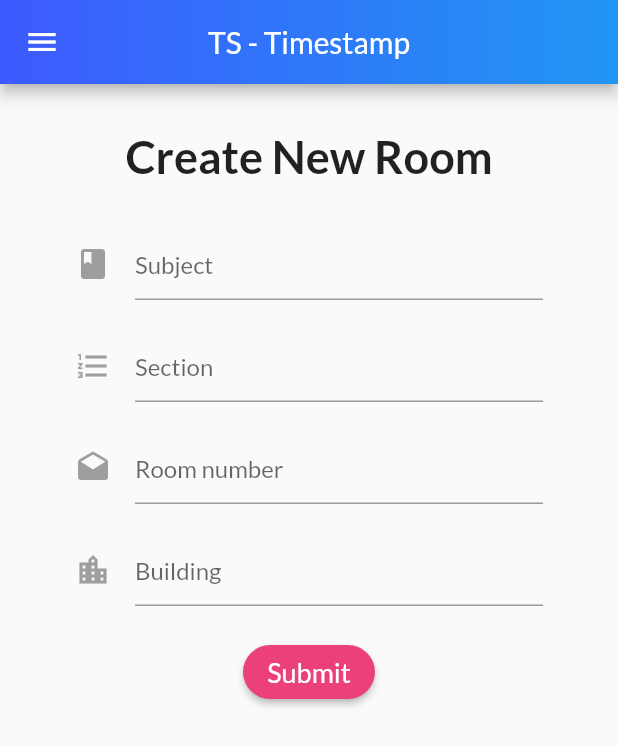
After one commit to bbun0639/Flutter_timestamp, a Flutter app: the FirstPageState screen opened by its route, in the side drawer, after a tap on "Submit", on a phone screen of 412 x 824 dp. The commit adds this screen. Shown: the top 746 px of the screen. Run offline on Flutter 3.47's test engine with Material 2 defaults, Android fonts, the phone set to English and light mode, and no system bars; our stand-ins replace flutter_datetime_picker, shared_preferences; accounts and stored records are empty.

Commit message:
Create room screen

```diff
--- a/lib/main.dart
+++ b/lib/main.dart
@@ -9,6 +9,7 @@ import './screens/room_detail_screen.dart'; //want to provide data here
 import './screens/sign_up_screen.dart';
 import './screens/sign_in_screen.dart';
 import './screens/first_page_screen.dart';
+import './screens/create_room_screen.dart';
 
 void main() => runApp(MyApp());
 
@@ -36,6 +37,7 @@ class MyApp extends StatelessWidget {
           SignInState.routeName: (ctx) => SignInState(),
           SignUpState.routeName: (ctx) => SignUpState(),
           FirstPageState.routeName: (ctx) => FirstPageState(),
+          CreateRoom.routeName: (ctx) => CreateRoom(),
         },
         debugShowCheckedModeBanner: false,
       ),
--- /dev/null
+++ b/lib/screens/create_room_screen.dart
@@ -0,0 +1,143 @@
+import 'package:flutter/material.dart';
+import 'package:flutter_appgit/widgets/app_drawer.dart';
+import 'package:flutter_datetime_picker/flutter_datetime_picker.dart';
+
+class CreateRoom extends StatefulWidget {
+  @override
+  _CrateRoom createState() => _CrateRoom();
+
+  static const routeName = '/create-room';
+}
+
+class _CrateRoom extends State<CreateRoom> {
+  //final AuthService  _auth = AuthService();
+  String subject = '';
+  String section = '';
+  String roomNum = '';
+  String building = '';
+  String startTime = '';
+  String endTime = '';
+  String _date = "Not set";
+  String _time = "Not set";
+  String error = '';
+
+  @override
+  Widget build(BuildContext context) {
+    return Scaffold(
+      appBar: AppBar(
+        title: Text(
+          'TS - Timestamp',
+        ),
+        centerTitle: true,
+        flexibleSpace: Container(
+          decoration: BoxDecoration(
+            gradient: LinearGradient(
+                begin: Alignment.centerLeft,
+                end: Alignment.centerRight,
+                colors: <Color>[Colors.indigoAccent[400], Colors.blue]),
+          ),
+        ),
+      ),
+      drawer: AppDrawer(),
+      body: SingleChildScrollView(
+        child: Center(
+          child: Container(
+            padding: EdgeInsets.symmetric(vertical: 20.0, horizontal: 50.0),
+            child: Form(
+                child: Column(
+              children: <Widget>[
+                SizedBox(height: 10.0),
+                Text(
+                  'Create New Room',
+                  style: new TextStyle(
+                      fontSize: 30.0, fontWeight: FontWeight.bold),
+                ),
+                Column(
+                  children: <Widget>[],
+                ),
+                SizedBox(height: 30.0),
+                TextFormField(
+                    //decoration: textTnputDecoration.copyWith(hintText: 'Email'),
+                    decoration: new InputDecoration(
+                      hintText: 'Subject',
+                      icon: new Icon(
+                        Icons.book,
+                        color: Colors.grey,
+                      ),
+                    ),
+                    validator: (val) => val.isEmpty ? 'Enter subject' : null,
+                    onChanged: (val) {
+                      setState(() => subject = val);
+                    }),
+                SizedBox(height: 20.0),
+                TextFormField(
+                    //decoration: textTnputDecoration.copyWith(hintText: 'Password'),
+                    decoration: new InputDecoration(
+                      hintText: 'Section',
+                      icon: new Icon(
+                        Icons.format_list_numbered,
+                        color: Colors.grey,
+                      ),
+                    ),
+                    validator: (val) => val.isEmpty ? 'Enter a section' : null,
+                    obscureText: true,
+                    onChanged: (val) {
+                      setState(() => section = val);
+                    }),
+                SizedBox(height: 20.0),
+                TextFormField(
+                    //decoration: textTnputDecoration.copyWith(hintText: 'Password'),
+                    decoration: new InputDecoration(
+                      hintText: 'Room number',
+                      icon: new Icon(
+                        Icons.drafts,
+                        color: Colors.grey,
+                      ),
+                    ),
+                    validator: (val) =>
+                        val.isEmpty ? 'Enter Room number' : null,
+                    obscureText: true,
+                    onChanged: (val) {
+                      setState(() => section = val);
+                    }),
+                SizedBox(height: 20.0),
+                TextFormField(
+                    //decoration: textTnputDecoration.copyWith(hintText: 'Password'),
+                    decoration: new InputDecoration(
+                      hintText: 'Building',
+                      icon: new Icon(
+                        Icons.location_city,
+                        color: Colors.grey,
+                      ),
+                    ),
+                    validator: (val) => val.isEmpty ? 'Enter Building' : null,
+                    obscureText: true,
+                    onChanged: (val) {
+                      setState(() => section = val);
+                    }),
+                SizedBox(height: 20.0),
+                //<----------------------------------------------->
+                RaisedButton(
+                  shape: RoundedRectangleBorder(
+                    borderRadius: BorderRadius.circular(20.0),
+                  ),
+                  color: Colors.pink[400],
+                  child: Text(
+                    'Submit',
+                    style: TextStyle(color: Colors.white, fontSize: 18),
+                  ),
+                  onPressed: () async {},
+                ),
+                SizedBox(height: 12.0),
+                Text(
+                  error,
+                  style: TextStyle(color: Colors.red, fontSize: 14.0),
+                ),
+              ],
+            )),
+          ),
+        ),
+      ),
+    );
+  }
+}
--- a/lib/screens/room_detail_screen.dart
+++ b/lib/screens/room_detail_screen.dart
@@ -25,7 +25,8 @@ class RoomDetailScreen extends StatelessWidget {
     return Scaffold(
       appBar: AppBar(
         title: Text(
-          loadedRoom.subject,
+          //loadedRoom.subject,
+          'TS - Timestamp'
         ),
         centerTitle: true,
         flexibleSpace: Container(
--- a/lib/screens/rooms_view_screen.dart
+++ b/lib/screens/rooms_view_screen.dart
@@ -49,7 +49,7 @@ class _BottomSheetWidget extends State<BottomSheetWidget> {
             elevation: 4.0,
             backgroundColor: Colors.pink[400],
             icon: const Icon(Icons.add),
-            label: const Text('Create Room'),
+            label: const Text('Join Room'),
             onPressed: () {
               var bottomSheetController = showBottomSheet(
                 context: context,
@@ -72,7 +72,7 @@ class _BottomSheetWidget extends State<BottomSheetWidget> {
                 mainAxisAlignment: MainAxisAlignment.spaceAround,
                 children: [
                   Container(
-                    height: 200,
+                    height: 180,
                     decoration: BoxDecoration(
                         color: Colors.white,
                         borderRadius: BorderRadius.all(Radius.circular(20)),
@@ -98,7 +98,7 @@ class _BottomSheetWidget extends State<BottomSheetWidget> {
   }
 }
 
-//<-------------------------------------------------------------->
+//<-------------------------TextFieldBox----------------------------->
 
 class DecoratedTextField extends StatelessWidget {
   @override
@@ -107,7 +107,8 @@ class DecoratedTextField extends StatelessWidget {
       height: 68,
       alignment: Alignment.center,
       padding: const EdgeInsets.symmetric(horizontal: 100, vertical: 10),
-      margin: const EdgeInsets.symmetric(horizontal: 30, vertical: 23),
+      //margin: const EdgeInsets.symmetric(horizontal: 30, vertical: 30),
+      margin: const EdgeInsets.all(20),
       decoration: BoxDecoration(
           color: Colors.grey[300], borderRadius: BorderRadius.circular(15)),
       child: Column(
@@ -142,7 +143,7 @@ class _SheetButtonState extends State<SheetButton> {
       },
       child: Text(
         'Join',
-        style: TextStyle(color: Colors.white),
+        style: TextStyle(color: Colors.white, fontSize: 15),
       ),
     );
   }
--- a/lib/widgets/app_drawer.dart
+++ b/lib/widgets/app_drawer.dart
@@ -2,9 +2,8 @@ import 'package:flutter/material.dart';
 import 'package:flutter_appgit/screens/first_page_screen.dart';
 import 'package:flutter_appgit/screens/rooms_view_screen.dart';
 import 'package:flutter_appgit/screens/sign_in_screen.dart';
-import 'package:flutter_appgit/screens/sign_up_screen.dart';
-import 'package:flutter_appgit/screens/sign_in_screen.dart';
-import 'package:flutter_appgit/screens/sign_up_screen.dart';
+import 'package:flutter_appgit/screens/create_room_screen.dart';
+
 
 class AppDrawer extends StatelessWidget {
   @override
@@ -110,10 +109,7 @@ class AppDrawer extends StatelessWidget {
                     color: Colors.yellow[700],
                   ),
                   onTap: () {
-                    // Update the state of the app
-                    // ...
-                    // Then close the drawer
-                    //Navigator.pop(context);
+//
                   },
                 ),
                 ListTile(
@@ -132,20 +128,6 @@ class AppDrawer extends StatelessWidget {
                 ),
                 ListTile(
                   title: Text(
-                    'SignUp',
-                    style: TextStyle(fontSize: 16.0),
-                  ),
-                  leading: Icon(
-                    Icons.people,
-                    color: Colors.red[700],
-                  ),
-                  onTap: () {
-                    Navigator.of(context)
-                        .pushReplacementNamed(SignUpState.routeName);
-                  },
-                ),
-                ListTile(
-                  title: Text(
                     '1st-Page',
                     style: TextStyle(fontSize: 16.0),
                   ),
@@ -158,6 +140,21 @@ class AppDrawer extends StatelessWidget {
                         .pushReplacementNamed(FirstPageState.routeName);
                   },
                 ),
+                ListTile(
+                  title: Text(
+                    'Create Room',
+                    style: TextStyle(fontSize: 16.0),
+                  ),
+                  leading: Icon(
+                    Icons.create_new_folder,
+                    color: Colors.red[700],
+                  ),
+                  onTap: () {
+                    Navigator.of(context)
+                        .pushReplacementNamed(CreateRoom.routeName);
+                  },
+                ),
+
               ],
             ),
           ),
--- a/pubspec.yaml
+++ b/pubspec.yaml
@@ -24,6 +24,7 @@ dependencies:
   http: ^0.12.0+2
   shared_preferences: ^0.5.3+1
   flutter_progress_button: '^0.6.2'
+  flutter_datetime_picker: ^1.3.5
 
   # The following adds the Cupertino Icons font to your application.
   # Use with the CupertinoIcons class for iOS style icons.
```
Also changed, not shown: pubspec.lock.
